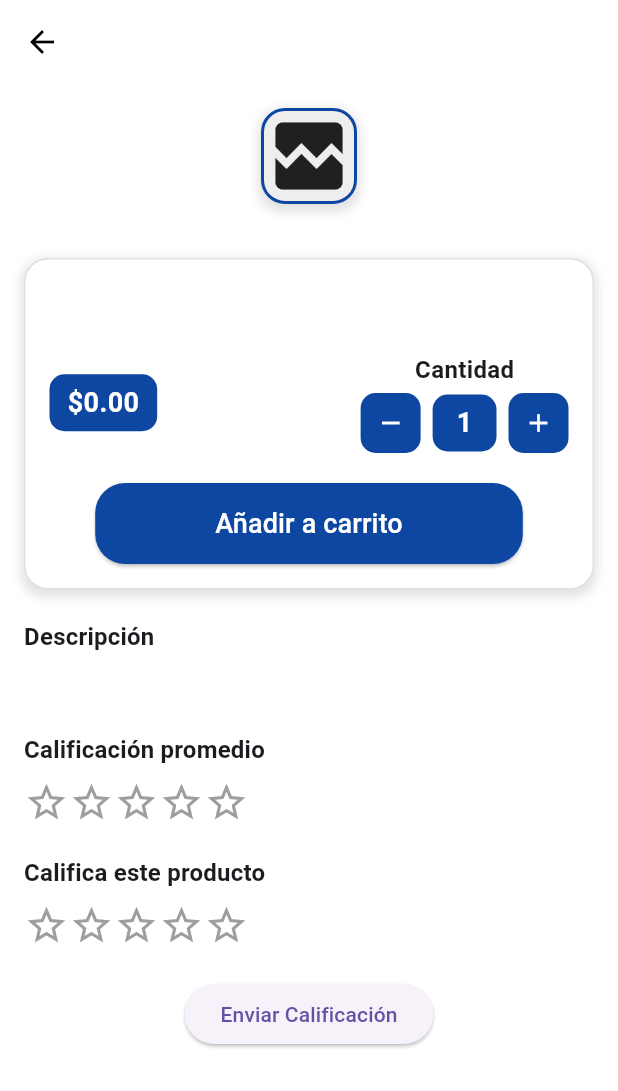
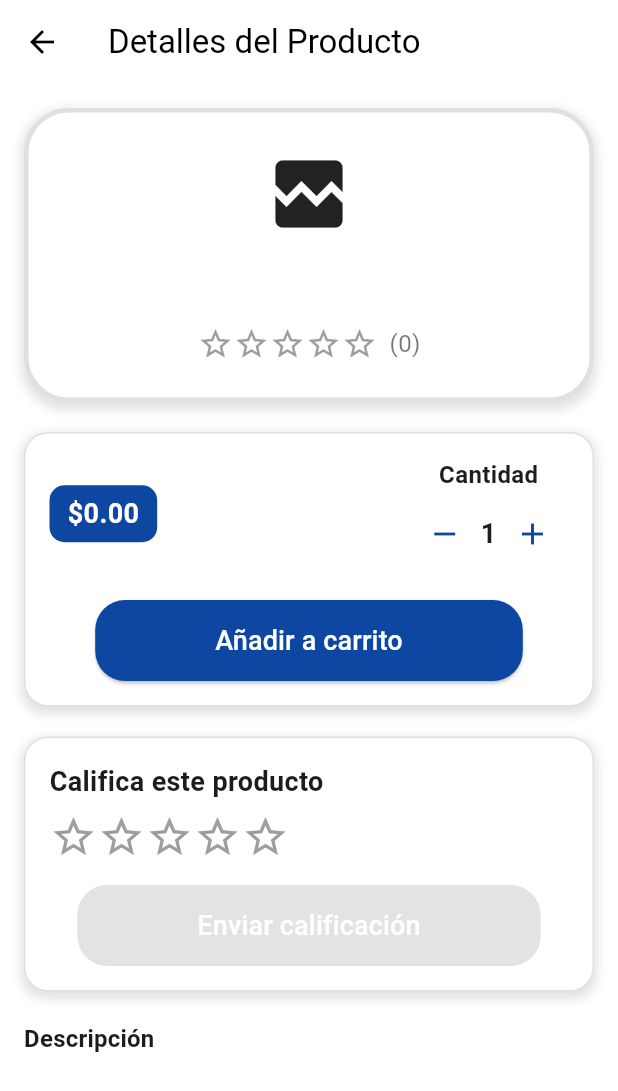
Before and after one commit to Pavito15/movilesProject, a Flutter app: the DetalleProductoScreen screen opened directly with empty values, on a phone screen of 412 x 824 dp. Shown: the top 1091 px of the screen. Run offline on Flutter 3.47's test engine with Material 3 defaults, Android fonts, the light colour scheme and no system bars; drawn by our look-alikes of custom_rating_bar; our stand-ins replace cloud_firestore, firebase_auth, firebase_core, firebase_messaging, firebase_storage, google_sign_in and 1 more; accounts and stored records are empty; network calls fail.

Commit message:
mejoras en detalles del producto

```diff
--- a/lib/screens/producto_details.dart
+++ b/lib/screens/producto_details.dart
@@ -1,6 +1,5 @@
 import 'dart:io';
 import 'package:flutter/material.dart';
-import 'package:project_v1/screens/tabs.dart';
 import 'package:provider/provider.dart';
 import 'package:cloud_firestore/cloud_firestore.dart';
 import '../models/productos.dart';
@@ -18,18 +17,9 @@ class DetalleProductoScreen extends StatefulWidget {
 
 class DetalleProductoScreenState extends State<DetalleProductoScreen> {
   int cantidad = 1;
-  double userRating = 0.0;
-  final int _selectedPageIndex = 2;
+  double userRating = 0.0; // Calificación seleccionada por el usuario
 
-  void _selectPage(int index) {
-    if (index == _selectedPageIndex) return;
-
-    Navigator.pushReplacement(
-      context,
-      MaterialPageRoute(builder: (context) => const TabsScreen()),
-    );
-  }
-
+  /// Método para enviar la calificación a Firebase
   Future<void> _submitRating() async {
     final productoRef = FirebaseFirestore.instance.collection('productos').doc(widget.producto.id);
 
@@ -42,9 +32,11 @@ class DetalleProductoScreenState extends State<DetalleProductoScreen> {
         final currentRating = data['rating'] ?? 0.0;
         final currentRatingCount = data['ratingCount'] ?? 0;
 
+        // Calcular el nuevo rating promedio
         final newRating = ((currentRating * currentRatingCount) + userRating) / (currentRatingCount + 1);
         final newRatingCount = currentRatingCount + 1;
 
+        // Actualizar el rating y el conteo en Firebase
         transaction.update(productoRef, {
           'rating': newRating,
           'ratingCount': newRatingCount,
@@ -72,7 +64,7 @@ class DetalleProductoScreenState extends State<DetalleProductoScreen> {
     return Scaffold(
       backgroundColor: Colors.white,
       appBar: AppBar(
-        title: Text(widget.producto.nombre, style: const TextStyle(color: Colors.black)),
+        title: const Text('Detalles del Producto', style: TextStyle(color: Colors.black)),
         backgroundColor: Colors.white,
         elevation: 0,
         iconTheme: const IconThemeData(color: Colors.black),
@@ -81,15 +73,15 @@ class DetalleProductoScreenState extends State<DetalleProductoScreen> {
         padding: const EdgeInsets.all(16),
         child: Column(
           children: [
-            // Imagen proporcional y centrada con borde azul
+            // Contenedor con imagen, título y calificación promedio
             Container(
-              margin: const EdgeInsets.only(bottom: 16),
+              padding: const EdgeInsets.all(24), // Espaciado más amplio
               decoration: BoxDecoration(
-                borderRadius: BorderRadius.circular(16),
-                color: Colors.grey[200],
+                color: Colors.white,
+                borderRadius: BorderRadius.circular(30), // Borde más redondeado
                 border: Border.all(
-                  color: Colors.blue.shade900, // Borde azul
-                  width: 2, // Grosor del borde
+                  color: Colors.grey.shade300,
+                  width: 3, // Ancho del borde proporcional al botón del carrito
                 ),
                 boxShadow: [
                   BoxShadow(
@@ -100,11 +92,16 @@ class DetalleProductoScreenState extends State<DetalleProductoScreen> {
                   ),
                 ],
               ),
-              clipBehavior: Clip.antiAlias,
+              child: Column(
+                children: [
+                  // Imagen del producto
+                  ClipRRect(
+                    borderRadius: BorderRadius.circular(20), // Borde redondeado para la imagen
                     child: widget.producto.imagen.startsWith('/')
                         ? Image.file(
                             File(widget.producto.imagen),
                             fit: BoxFit.contain,
+                            height: 300, // Imagen más grande
                             errorBuilder: (context, error, stackTrace) {
                               return const Icon(Icons.broken_image, size: 60);
                             },
@@ -112,9 +109,41 @@ class DetalleProductoScreenState extends State<DetalleProductoScreen> {
                         : Image.network(
                             widget.producto.imagen,
                             fit: BoxFit.contain,
+                            height: 300, // Imagen más grande
                             errorBuilder: (context, error, stackTrace) {
                               return const Icon(Icons.broken_image, size: 60);
                             },
+                          ),
+                  ),
+                  const SizedBox(height: 16),
+                  // Título del producto
+                  Text(
+                    widget.producto.nombre,
+                    style: const TextStyle(fontSize: 24, fontWeight: FontWeight.bold),
+                    textAlign: TextAlign.center,
+                  ),
+                  const SizedBox(height: 8),
+                  // Calificación promedio sobre la imagen
+                  Row(
+                    mainAxisAlignment: MainAxisAlignment.center,
+                    children: [
+                      RatingBar.readOnly(
+                        filledIcon: Icons.star,
+                        emptyIcon: Icons.star_border,
+                        halfFilledIcon: Icons.star_half,
+                        initialRating: widget.producto.rating,
+                        maxRating: 5,
+                        size: 24,
+                        filledColor: Colors.amber,
+                      ),
+                      const SizedBox(width: 8),
+                      Text(
+                        '(${widget.producto.ratingCount})',
+                        style: const TextStyle(fontSize: 16, color: Colors.black54),
+                      ),
+                    ],
+                  ),
+                ],
               ),
             ),
             const SizedBox(height: 20),
@@ -141,13 +170,6 @@ class DetalleProductoScreenState extends State<DetalleProductoScreen> {
               child: Column(
                 crossAxisAlignment: CrossAxisAlignment.start,
                 children: [
-                  // Nombre del producto
-                  Text(
-                    widget.producto.nombre,
-                    style: const TextStyle(fontSize: 24, fontWeight: FontWeight.bold),
-                  ),
-                  const SizedBox(height: 12),
-
                   // Precio y cantidad
                   Row(
                     mainAxisAlignment: MainAxisAlignment.spaceBetween,
@@ -177,64 +199,29 @@ class DetalleProductoScreenState extends State<DetalleProductoScreen> {
                             mainAxisAlignment: MainAxisAlignment.center,
                             children: [
                               // Botón de restar
-                              Container(
-                                width: 40,
-                                height: 40,
-                                decoration: BoxDecoration(
-                                  color: Colors.blue.shade900,
-                                  borderRadius: BorderRadius.circular(10),
-                                ),
-                                child: IconButton(
+                              IconButton(
                                 onPressed: () {
                                   setState(() {
                                     if (cantidad > 1) cantidad--;
                                   });
                                 },
                                 icon: const Icon(Icons.remove),
-                                  color: Colors.white,
-                                  iconSize: 20,
-                                  alignment: Alignment.center,
-                                  padding: EdgeInsets.zero,
+                                color: Colors.blue.shade900,
                               ),
-                              ),
-                              // Cuadro azul que muestra la cantidad
-                              Container(
-                                margin: const EdgeInsets.symmetric(horizontal: 8),
-                                padding: const EdgeInsets.symmetric(horizontal: 16, vertical: 6),
-                                decoration: BoxDecoration(
-                                  color: Colors.blue.shade900,
-                                  borderRadius: BorderRadius.circular(10),
-                                ),
-                                alignment: Alignment.center,
-                                child: Text(
+                              // Cantidad
+                              Text(
                                 cantidad.toString(),
-                                  style: const TextStyle(
-                                    fontSize: 18,
-                                    color: Colors.white,
-                                    fontWeight: FontWeight.bold,
-                                  ),
-                                ),
+                                style: const TextStyle(fontSize: 18, fontWeight: FontWeight.bold),
                               ),
                               // Botón de sumar
-                              Container(
-                                width: 40,
-                                height: 40,
-                                decoration: BoxDecoration(
-                                  color: Colors.blue.shade900,
-                                  borderRadius: BorderRadius.circular(10),
-                                ),
-                                child: IconButton(
+                              IconButton(
                                 onPressed: () {
                                   setState(() {
                                     cantidad++;
                                   });
                                 },
                                 icon: const Icon(Icons.add),
-                                  color: Colors.white,
-                                  iconSize: 20,
-                                  alignment: Alignment.center,
-                                  padding: EdgeInsets.zero,
-                                ),
+                                color: Colors.blue.shade900,
                               ),
                             ],
                           ),
@@ -287,6 +274,74 @@ class DetalleProductoScreenState extends State<DetalleProductoScreen> {
 
             const SizedBox(height: 20),
 
+            // Contenedor para calificar el producto
+            Container(
+              padding: const EdgeInsets.all(16),
+              decoration: BoxDecoration(
+                color: Colors.white,
+                borderRadius: BorderRadius.circular(16),
+                border: Border.all(
+                  color: Colors.grey.shade300,
+                  width: 1,
+                ),
+                boxShadow: [
+                  BoxShadow(
+                    color: Colors.grey.withOpacity(0.3),
+                    spreadRadius: 2,
+                    blurRadius: 5,
+                    offset: const Offset(0, 3),
+                  ),
+                ],
+              ),
+              child: Column(
+                crossAxisAlignment: CrossAxisAlignment.start,
+                children: [
+                  const Text(
+                    'Califica este producto',
+                    style: TextStyle(fontSize: 18, fontWeight: FontWeight.bold),
+                  ),
+                  const SizedBox(height: 8),
+                  RatingBar(
+                    filledIcon: Icons.star,
+                    emptyIcon: Icons.star_border,
+                    halfFilledIcon: Icons.star_half,
+                    onRatingChanged: (rating) {
+                      setState(() {
+                        userRating = rating;
+                      });
+                    },
+                    initialRating: 0,
+                    maxRating: 5,
+                    size: 32,
+                    filledColor: Colors.amber,
+                  ),
+                  const SizedBox(height: 16),
+                  Center(
+                    child: ElevatedButton(
+                      onPressed: userRating > 0
+                          ? () {
+                              _submitRating();
+                            }
+                          : null, // Deshabilita el botón si no se selecciona una calificación
+                      style: ElevatedButton.styleFrom(
+                        backgroundColor: Colors.blue.shade900,
+                        padding: const EdgeInsets.symmetric(vertical: 14, horizontal: 80),
+                        shape: RoundedRectangleBorder(
+                          borderRadius: BorderRadius.circular(20),
+                        ),
+                      ),
+                      child: const Text(
+                        'Enviar calificación',
+                        style: TextStyle(fontSize: 18, color: Colors.white),
+                      ),
+                    ),
+                  ),
+                ],
+              ),
+            ),
+
+            const SizedBox(height: 20),
+
             // Descripción
             Align(
               alignment: Alignment.centerLeft,
@@ -300,54 +355,6 @@ class DetalleProductoScreenState extends State<DetalleProductoScreen> {
               widget.producto.descripcion,
               style: const TextStyle(fontSize: 16, color: Colors.black54),
             ),
-            const SizedBox(height: 20),
-
-            // Rating promedio
-            Align(
-              alignment: Alignment.centerLeft,
-              child: Text(
-                'Calificación promedio',
-                style: Theme.of(context).textTheme.titleMedium?.copyWith(fontWeight: FontWeight.bold),
-              ),
-            ),
-            const SizedBox(height: 8),
-            RatingBar.readOnly(
-              filledIcon: Icons.star,
-              emptyIcon: Icons.star_border,
-              initialRating: widget.producto.rating,
-              maxRating: 5,
-              filledColor: Colors.orange,
-              size: 30,
-            ),
-            const SizedBox(height: 20),
-
-            // Calificación del usuario
-            Align(
-              alignment: Alignment.centerLeft,
-              child: Text(
-                'Califica este producto',
-                style: Theme.of(context).textTheme.titleMedium?.copyWith(fontWeight: FontWeight.bold),
-              ),
-            ),
-            const SizedBox(height: 8),
-            RatingBar(
-              filledIcon: Icons.star,
-              emptyIcon: Icons.star_border,
-              onRatingChanged: (rating) {
-                setState(() {
-                  userRating = rating;
-                });
-              },
-              initialRating: 0,
-              maxRating: 5,
-              filledColor: Colors.orange,
-              size: 30,
-            ),
-            const SizedBox(height: 20),
-            ElevatedButton(
-              onPressed: _submitRating,
-              child: const Text('Enviar Calificación'),
-            ),
           ],
         ),
       ),
```
Lines whose indentation alone changed are shown as unchanged.
